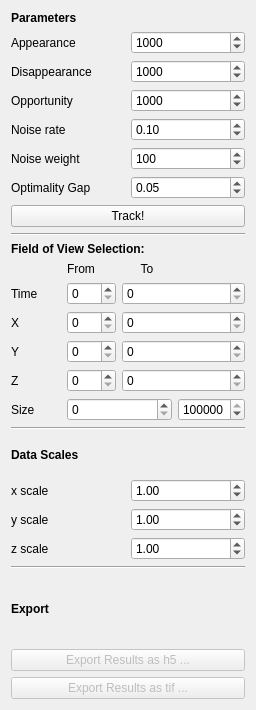
Qt form ilastik/applets/tracking/chaingraph/drawer.ui (ilastik/ilastik) before a commit.
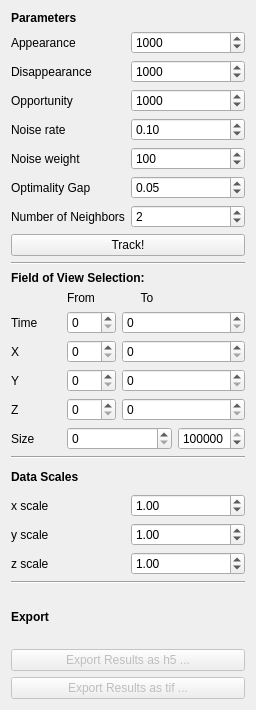
The same form after that commit.

Commit message: added QSpinBox for choosing number of nearest neighbors in hypothesesgraph for chaingraph applet

What changed in the file:
```diff
--- a/ilastik/applets/tracking/chaingraph/drawer.ui
+++ b/ilastik/applets/tracking/chaingraph/drawer.ui
@@ -154,6 +154,29 @@
          </property>
         </widget>
        </item>
+       <item row="6" column="0">
+	 <widget class="QLabel" name="label_23">
+	   <property name="toolTip">
+	     <string>&lt;html&gt;&lt;head/&gt;&lt;body&gt;&lt;p&gt;Number of nearest neighbors for building hypotheses graph. Less neighbors speed up optimization time, but might have negative impact on tracking results.&lt;/p&gt;&lt;/body&gt;&lt;/html&gt;</string>
+	   </property>
+	   <property name="text">
+	     <string>Number of Neighbors</string>
+	   </property>
+	 </widget>
+       </item>
+       <item row="6" column="1">
+	 <widget class="QSpinBox" name="nNeighborsSpinBox">
+	   <property name="minimum">
+	     <number>1</number>
+	   </property>
+	   <property name="singleStep">
+	     <number>1</number>
+	   </property>
+	   <property name="value">
+	     <number>2</number>
+	   </property>
+	 </widget>
+       </item>
        <item row="0" column="0">
         <widget class="QLabel" name="label_2">
          <property name="toolTip">
```
The commit also changes 2 other files.
